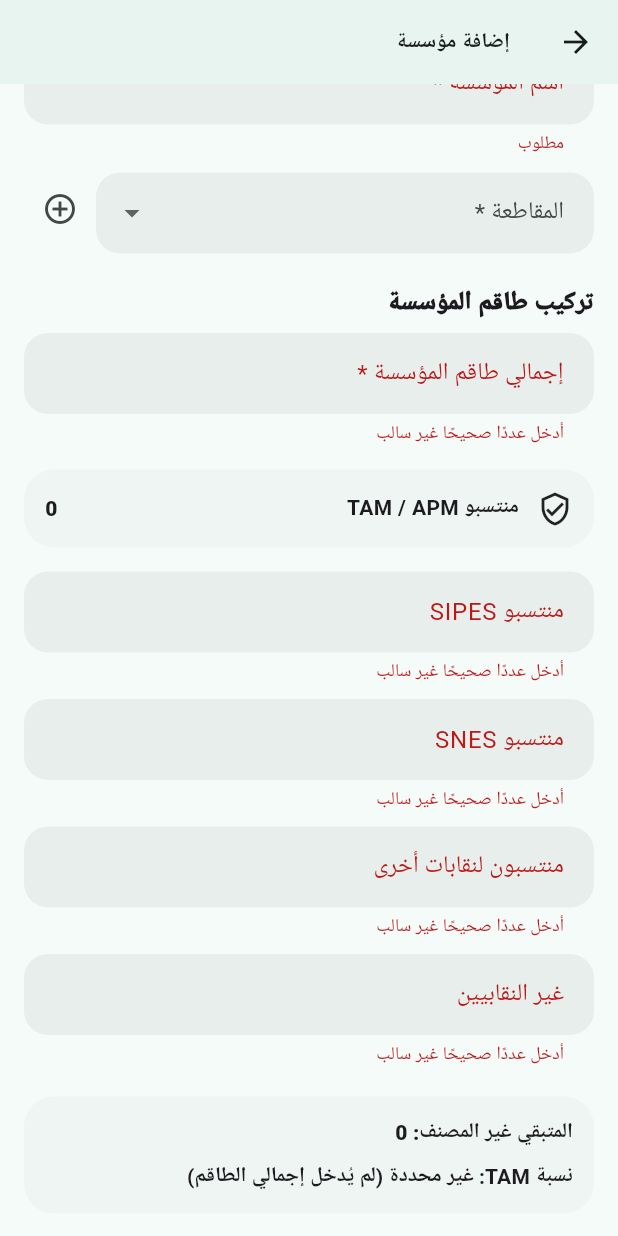
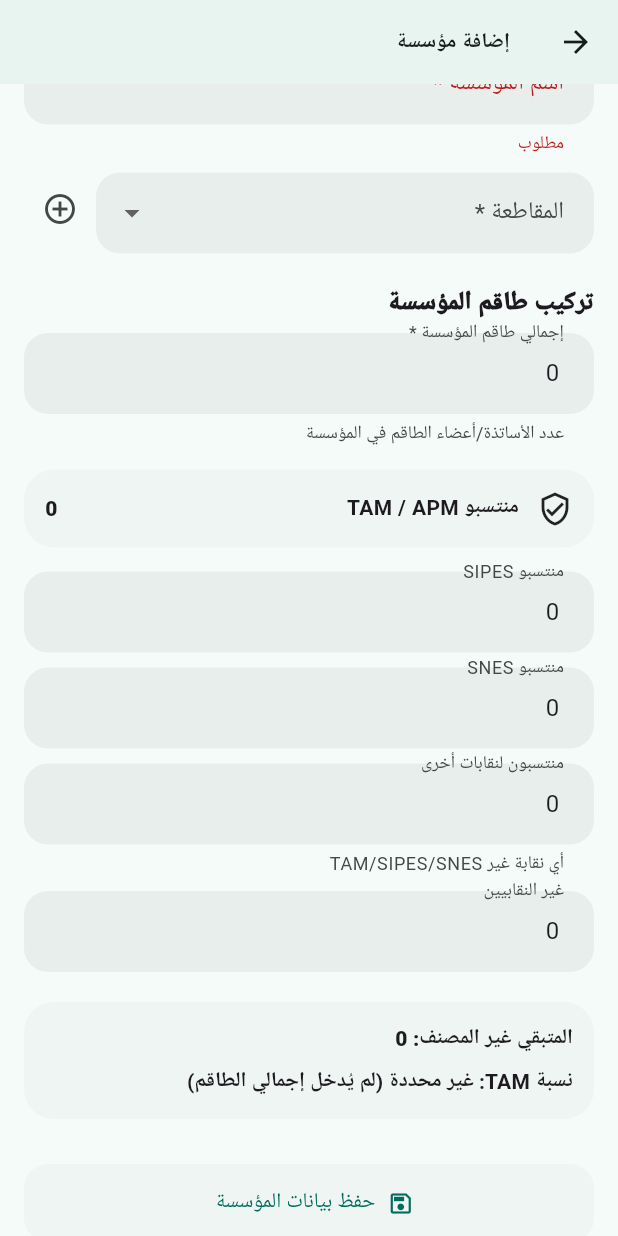
Before and after one commit to msalemmlemine-sketch/tam-mobile, a Flutter app: the InstitutionFormScreen screen opened directly, scrolled down 43 dp, after a tap on "حفظ بيانات المؤسسة", on a phone screen of 412 x 824 dp. Run offline on Flutter 3.47's test engine with Material 3 defaults, Android fonts, the phone set to English and light mode, and no system bars; our stand-ins replace csv, file_picker, flutter_local_notifications, flutter_secure_storage, pdf, share_plus and 3 more; accounts and stored records are empty.

Commit message:
Update institution_form_screen.dart

```diff
--- a/lib/screens/institutions/institution_form_screen.dart
+++ b/lib/screens/institutions/institution_form_screen.dart
@@ -43,11 +43,11 @@
     super.initState();
     final inst = widget.institution;
     _nameCtrl = TextEditingController(text: inst?.name ?? '');
-    _staffCtrl = TextEditingController(text: inst == null ? '' : '${inst.totalStaff}');
-    _sipesCtrl = TextEditingController(text: inst == null ? '' : '${inst.sipesMembers}');
-    _snesCtrl = TextEditingController(text: inst == null ? '' : '${inst.snesMembers}');
-    _otherUnionCtrl = TextEditingController(text: inst == null ? '' : '${inst.otherUnionMembers}');
-    _nonUnionCtrl = TextEditingController(text: inst == null ? '' : '${inst.nonUnionStaff}');
+    _staffCtrl = TextEditingController(text: inst == null ? '0' : '${inst.totalStaff}');
+    _sipesCtrl = TextEditingController(text: inst == null ? '0' : '${inst.sipesMembers}');
+    _snesCtrl = TextEditingController(text: inst == null ? '0' : '${inst.snesMembers}');
+    _otherUnionCtrl = TextEditingController(text: inst == null ? '0' : '${inst.otherUnionMembers}');
+    _nonUnionCtrl = TextEditingController(text: inst == null ? '0' : '${inst.nonUnionStaff}');
     _districtId = inst?.districtId;
     _loadDistricts();
     if (inst?.id != null) _loadTamCount(inst!.id!);
@@ -150,7 +150,10 @@
       }
       if (mounted) Navigator.of(context).pop(true);
     } catch (e) {
-      if (mounted) ScaffoldMessenger.of(context).showSnackBar(SnackBar(content: Text('تعذر حفظ المؤسسة: $e')));
+      final msg = e.toString().contains('UNIQUE constraint failed')
+          ? 'توجد مؤسسة بنفس الاسم في هذه المقاطعة بالفعل.'
+          : 'تعذر حفظ المؤسسة: $e';
+      if (mounted) ScaffoldMessenger.of(context).showSnackBar(SnackBar(content: Text(msg)));
     } finally {
       if (mounted) setState(() => _saving = false);
     }
```
